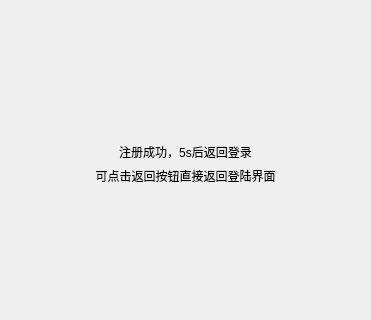
Old version of the form multichat/registerdialog.ui in the repository Luasdog/MultiChat; both pictures show x 0 to 371 and y 0 to 320 of the 371 by 500 pixel window.
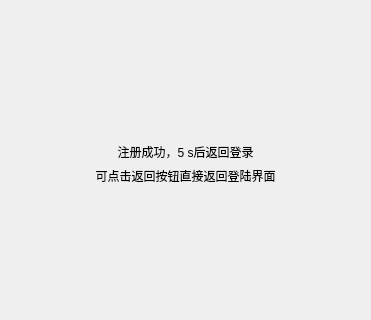
New version of the form. The open tabs and pages were chosen to show the change. Custom widgets are drawn as their Qt base class.

Commit message: feture: 注册成功界面跳转

Patch:
```diff
--- a/multichat/registerdialog.ui
+++ b/multichat/registerdialog.ui
@@ -391,7 +391,7 @@
          <item>
           <widget class="QLabel" name="tip_label">
            <property name="text">
-            <string>注册成功，5s后返回登录</string>
+            <string>注册成功，5 s后返回登录</string>
            </property>
            <property name="alignment">
             <set>Qt::AlignCenter</set>
```
Left out of the diff: 2 changed lines with no effect on the pictures. The commit also changes 2 other files.
